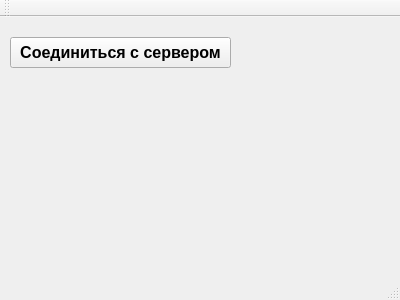
Old version of the form jsonclient/mainwindow.ui in the repository smtenjoyer/summer_practice-2.
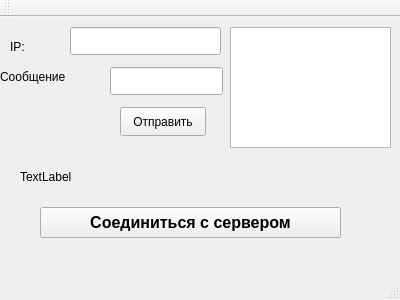
New version of the form.

What changed in the file:
```diff
--- a/jsonclient/mainwindow.ui
+++ b/jsonclient/mainwindow.ui
@@ -17,16 +17,15 @@
    <widget class="QPushButton" name="pushButton">
     <property name="geometry">
      <rect>
-      <x>10</x>
-      <y>20</y>
-      <width>221</width>
+      <x>40</x>
+      <y>190</y>
+      <width>301</width>
       <height>31</height>
      </rect>
     </property>
     <property name="font">
      <font>
       <pointsize>12</pointsize>
-      <weight>75</weight>
       <bold>true</bold>
      </font>
     </property>
@@ -34,6 +33,88 @@
      <string>Соединиться с сервером</string>
     </property>
    </widget>
+   <widget class="QLineEdit" name="ipLineEdit">
+    <property name="geometry">
+     <rect>
+      <x>70</x>
+      <y>10</y>
+      <width>151</width>
+      <height>28</height>
+     </rect>
+    </property>
+   </widget>
+   <widget class="QLineEdit" name="messageLineEdit">
+    <property name="geometry">
+     <rect>
+      <x>110</x>
+      <y>50</y>
+      <width>113</width>
+      <height>28</height>
+     </rect>
+    </property>
+   </widget>
+   <widget class="QPushButton" name="sendButton">
+    <property name="geometry">
+     <rect>
+      <x>120</x>
+      <y>90</y>
+      <width>86</width>
+      <height>29</height>
+     </rect>
+    </property>
+    <property name="text">
+     <string>Отправить</string>
+    </property>
+   </widget>
+   <widget class="QTextBrowser" name="textBrowser">
+    <property name="geometry">
+     <rect>
+      <x>230</x>
+      <y>10</y>
+      <width>161</width>
+      <height>121</height>
+     </rect>
+    </property>
+   </widget>
+   <widget class="QLabel" name="statusLabel">
+    <property name="geometry">
+     <rect>
+      <x>20</x>
+      <y>150</y>
+      <width>62</width>
+      <height>20</height>
+     </rect>
+    </property>
+    <property name="text">
+     <string>TextLabel</string>
+    </property>
+   </widget>
+   <widget class="QLabel" name="label">
+    <property name="geometry">
+     <rect>
+      <x>10</x>
+      <y>20</y>
+      <width>41</width>
+      <height>20</height>
+     </rect>
+    </property>
+    <property name="text">
+     <string>IP:</string>
+    </property>
+   </widget>
+   <widget class="QLabel" name="label_2">
+    <property name="geometry">
+     <rect>
+      <x>0</x>
+      <y>50</y>
+      <width>101</width>
+      <height>20</height>
+     </rect>
+    </property>
+    <property name="text">
+     <string>Сообщение</string>
+    </property>
+   </widget>
   </widget>
   <widget class="QMenuBar" name="menuBar">
    <property name="geometry">
```
Left out of the diff: 2 changed lines with no effect on the pictures.
